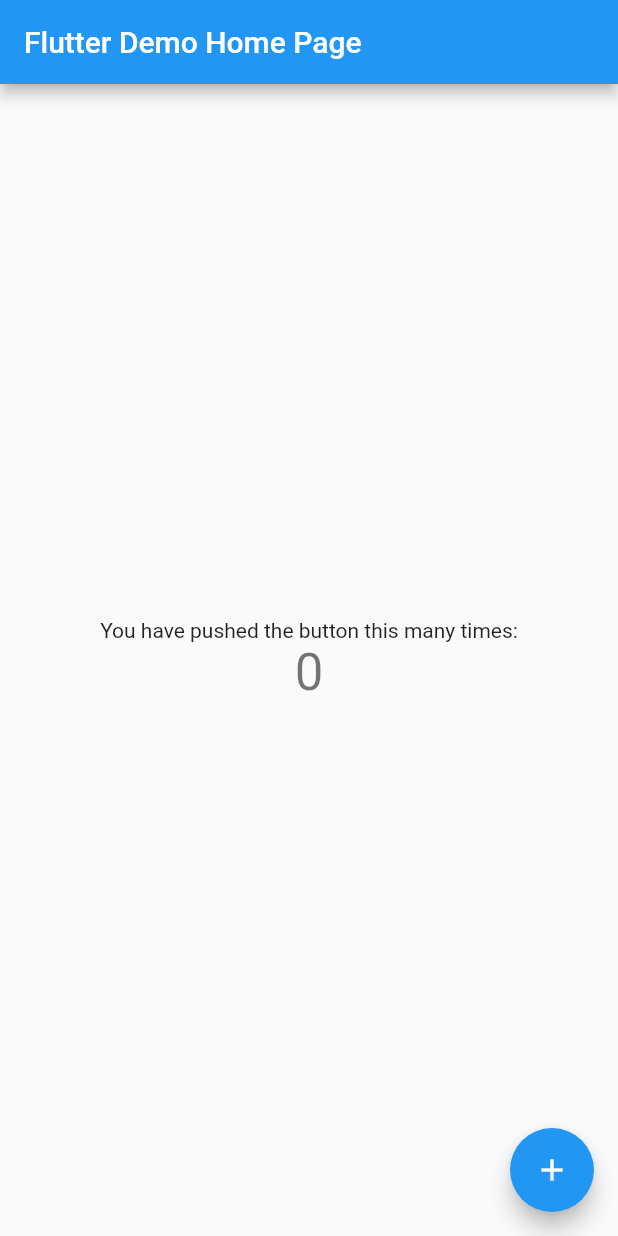
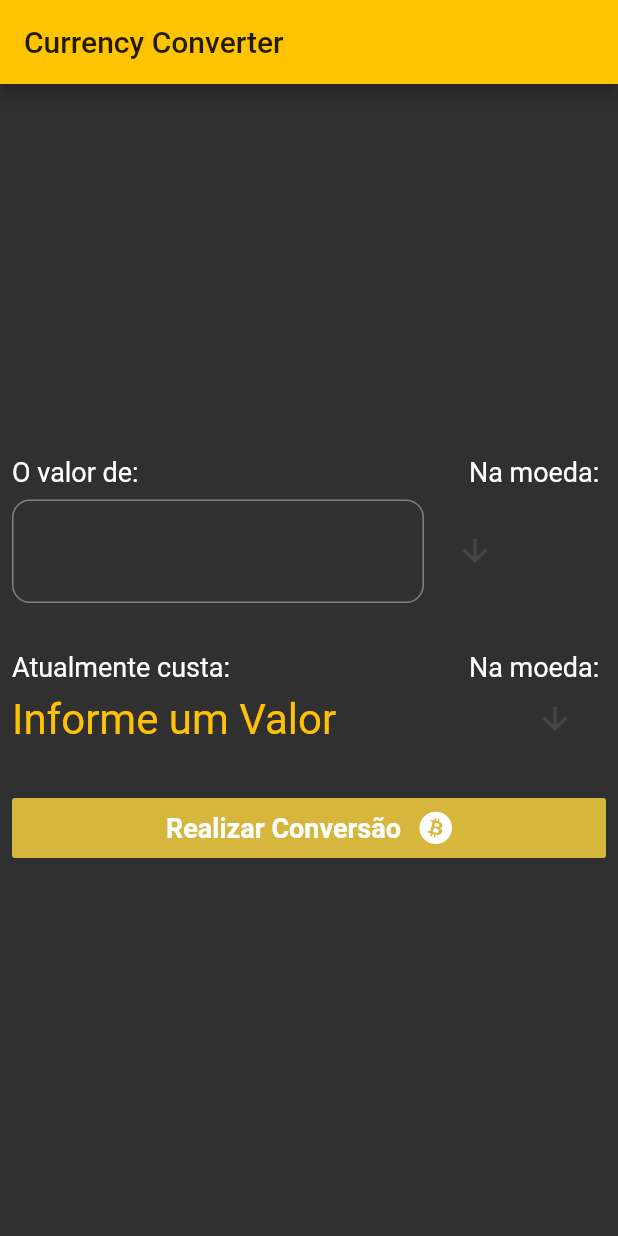
Before and after one commit to leohsmedeiros/CurrencyAppF, a Flutter app: the screen it shows after launch, on a phone screen of 412 x 824 dp. Run offline on Flutter 3.47's test engine with Material 2 defaults, Android fonts, the phone set to English and light mode, and no system bars; our stand-ins replace font_awesome_flutter; network calls fail; Roboto replaces fonts that are missing (Georgia, Hind).

Commit message:
CurrencyConverterScreen Fininished

```diff
--- a/lib/main.dart
+++ b/lib/main.dart
@@ -1,3 +1,4 @@
+import 'package:currency_app/screens/currency_converter_screen.dart';
 import 'package:flutter/material.dart';
 
 void main() {
@@ -5,113 +6,22 @@ void main() {
 }
 
 class MyApp extends StatelessWidget {
-  // This widget is the root of your application.
   @override
   Widget build(BuildContext context) {
-    return MaterialApp(
-      title: 'Flutter Demo',
+    return new MaterialApp(
+      title: "Meu Conversor",
+      debugShowCheckedModeBanner: false,
       theme: ThemeData(
-        // This is the theme of your application.
-        //
-        // Try running your application with "flutter run". You'll see the
-        // application has a blue toolbar. Then, without quitting the app, try
-        // changing the primarySwatch below to Colors.green and then invoke
-        // "hot reload" (press "r" in the console where you ran "flutter run",
-        // or simply save your changes to "hot reload" in a Flutter IDE).
-        // Notice that the counter didn't reset back to zero; the application
-        // is not restarted.
-        primarySwatch: Colors.blue,
-        // This makes the visual density adapt to the platform that you run
-        // the app on. For desktop platforms, the controls will be smaller and
-        // closer together (more dense) than on mobile platforms.
-        visualDensity: VisualDensity.adaptivePlatformDensity,
+        brightness: Brightness.dark,
+        primaryColor: Colors.amberAccent[400],
+        fontFamily: 'Georgia',
+        textTheme: TextTheme(
+          headline1: TextStyle(fontSize: 72.0, fontWeight: FontWeight.bold),
+          headline6: TextStyle(fontSize: 36.0, fontStyle: FontStyle.italic),
+          bodyText2: TextStyle(fontSize: 14.0, fontFamily: 'Hind'),
+        ),
       ),
-      home: MyHomePage(title: 'Flutter Demo Home Page'),
+      home: CurrencyConverter(),
     );
   }
 }
-
-class MyHomePage extends StatefulWidget {
-  MyHomePage({Key key, this.title}) : super(key: key);
-
-  // This widget is the home page of your application. It is stateful, meaning
-  // that it has a State object (defined below) that contains fields that affect
-  // how it looks.
-
-  // This class is the configuration for the state. It holds the values (in this
-  // case the title) provided by the parent (in this case the App widget) and
-  // used by the build method of the State. Fields in a Widget subclass are
-  // always marked "final".
-
-  final String title;
-
-  @override
-  _MyHomePageState createState() => _MyHomePageState();
-}
-
-class _MyHomePageState extends State<MyHomePage> {
-  int _counter = 0;
-
-  void _incrementCounter() {
-    setState(() {
-      // This call to setState tells the Flutter framework that something has
-      // changed in this State, which causes it to rerun the build method below
-      // so that the display can reflect the updated values. If we changed
-      // _counter without calling setState(), then the build method would not be
-      // called again, and so nothing would appear to happen.
-      _counter++;
-    });
-  }
-
-  @override
-  Widget build(BuildContext context) {
-    // This method is rerun every time setState is called, for instance as done
-    // by the _incrementCounter method above.
-    //
-    // The Flutter framework has been optimized to make rerunning build methods
-    // fast, so that you can just rebuild anything that needs updating rather
-    // than having to individually change instances of widgets.
-    return Scaffold(
-      appBar: AppBar(
-        // Here we take the value from the MyHomePage object that was created by
-        // the App.build method, and use it to set our appbar title.
-        title: Text(widget.title),
-      ),
-      body: Center(
-        // Center is a layout widget. It takes a single child and positions it
-        // in the middle of the parent.
-        child: Column(
-          // Column is also a layout widget. It takes a list of children and
-          // arranges them vertically. By default, it sizes itself to fit its
-          // children horizontally, and tries to be as tall as its parent.
-          //
-          // Invoke "debug painting" (press "p" in the console, choose the
-          // "Toggle Debug Paint" action from the Flutter Inspector in Android
-          // Studio, or the "Toggle Debug Paint" command in Visual Studio Code)
-          // to see the wireframe for each widget.
-          //
-          // Column has various properties to control how it sizes itself and
-          // how it positions its children. Here we use mainAxisAlignment to
-          // center the children vertically; the main axis here is the vertical
-          // axis because Columns are vertical (the cross axis would be
-          // horizontal).
-          mainAxisAlignment: MainAxisAlignment.center,
-          children: <Widget>[
-            Text(
-              'You have pushed the button this many times:',
-            ),
-            Text(
-              '$_counter',
-              style: Theme.of(context).textTheme.headline4,
-            ),
-          ],
-        ),
-      ),
-      floatingActionButton: FloatingActionButton(
-        onPressed: _incrementCounter,
-        tooltip: 'Increment',
-        child: Icon(Icons.add),
-      ), // This trailing comma makes auto-formatting nicer for build methods.
-    );
-  }
-}
--- /dev/null
+++ b/lib/screens/currency_converter_screen.dart
@@ -0,0 +1,173 @@
+import 'dart:async';
+import 'dart:convert';
+import 'package:currency_app/widgets/text_field_generic.dart';
+import 'package:flutter/material.dart';
+import 'package:font_awesome_flutter/font_awesome_flutter.dart';
+import 'package:http/http.dart' as http;
+
+class CurrencyConverter extends StatefulWidget {
+  @override
+  _CurrencyConverterState createState() => _CurrencyConverterState();
+}
+
+class _CurrencyConverterState extends State<CurrencyConverter> {
+  final fromTextController = TextEditingController();
+  String fromCurrency = "BRL";
+  String toCurrency = "USD";
+  String result;
+  List<String> currencies = [];
+
+  @override
+  void initState() {
+    super.initState();
+    _loadCurrencies();
+
+  }
+
+  @override
+  Widget build(BuildContext context) {
+    return Scaffold(
+      appBar: AppBar(
+        title: Text("Currency Converter"),
+      ),
+      body: currencies == null
+          ? Center(child: CircularProgressIndicator())
+          : Padding(
+              padding: const EdgeInsets.all(8.0),
+              child: Column(
+                mainAxisAlignment: MainAxisAlignment.center,
+                children: <Widget>[
+                  Row(
+                    children: [
+                      Text("O valor de: ", style: TextStyle(fontSize: 18.0, color: Colors.white)),
+                      Expanded(child: Container()),
+                      Text("Na moeda: ", style: TextStyle(fontSize: 18.0, color: Colors.white)),
+                    ],
+                  ),
+                  SizedBox(
+                    height: 8.0,
+                  ),
+                  Row(
+                    children: [
+                      TextFieldGeneric(
+                        fieldController: fromTextController,
+                      ),
+                      SizedBox(
+                        width: 22.0,
+                      ),
+                      _buildDropDownButton(fromCurrency),
+                    ],
+                  ),
+                  SizedBox(
+                    height: 32.0,
+                  ),
+                  Row(
+                    mainAxisAlignment: MainAxisAlignment.spaceBetween,
+                    children: [
+                      Text("Atualmente custa: ", style: TextStyle(fontSize: 18.0, color: Colors.white)),
+                      Text("Na moeda: ", style: TextStyle(fontSize: 18.0, color: Colors.white)),
+                    ],
+                  ),
+                  SizedBox(
+                    height: 8.0,
+                  ),
+                  Row(
+                    mainAxisAlignment: MainAxisAlignment.spaceBetween,
+                    children: [
+                      Text(result != null ? result : "Informe um Valor", style: TextStyle(fontSize: 28.0, color: Colors.amber)),
+                      Expanded(child: Container()),
+                      _buildDropDownButton(toCurrency),
+                      SizedBox(
+                        width: 22.0,
+                      ),
+                    ],
+                  ),
+                  SizedBox(
+                    height: 32.0,
+                  ),
+                  FlatButton(
+                    height: 40.0,
+                    color: Colors.amberAccent.withOpacity(0.8),
+                    child: Row(
+                      mainAxisAlignment: MainAxisAlignment.center,
+                      children: [
+                        Text(
+                          'Realizar Conversão',
+                          style: TextStyle(fontSize: 18.0, color: Colors.white, fontWeight: FontWeight.bold),
+                        ),
+                        SizedBox(
+                          width: 12.0,
+                        ),
+                        Icon(
+                          FontAwesomeIcons.bitcoin,
+                          size: 22.0,
+                          color: Colors.white,
+                        ),
+                      ],
+                    ),
+                    onPressed: _doConversion,
+                  ),
+                ],
+              ),
+            ),
+    );
+  }
+
+  Future<String> _loadCurrencies() async {
+    String uri = "https://api.exchangeratesapi.io/latest";
+    var response = await http
+        .get(Uri.encodeFull(uri), headers: {"Accept": "application/json"});
+    var responseBody = json.decode(response.body);
+    Map curMap = responseBody['rates'];
+    currencies = curMap.keys.toList();
+    setState(() {});
+    print(currencies);
+    return "Success";
+  }
+
+  Future<String> _doConversion() async {
+    String uri = "https://api.exchangeratesapi.io/latest?base=$fromCurrency&symbols=$toCurrency";
+    var response = await http
+        .get(Uri.encodeFull(uri), headers: {"Accept": "application/json"});
+    var responseBody = json.decode(response.body);
+    setState(() {
+      result = (double.parse(fromTextController.text) * (responseBody["rates"][toCurrency])).toString();
+    });
+    print(result);
+    return "Success";
+  }
+
+  Widget _buildDropDownButton(String currencyCategory) {
+    return DropdownButton(
+      value: currencyCategory,
+      underline: Container(),
+      icon: Icon(Icons.arrow_downward),
+      iconEnabledColor: Colors.white,
+      items: currencies
+          .map((String value) => DropdownMenuItem(
+                value: value,
+                child: Text(value),
+              ))
+          .toList(),
+      onChanged: (String value) {
+        if (currencyCategory == fromCurrency) {
+          _onFromChanged(value);
+        } else {
+          _onToChanged(value);
+        }
+      },
+    );
+  }
+
+  _onFromChanged(String value) {
+    setState(() {
+      fromCurrency = value;
+    });
+  }
+
+  _onToChanged(String value) {
+    setState(() {
+      toCurrency = value;
+    });
+  }
+}
--- /dev/null
+++ b/lib/widgets/text_field_generic.dart
@@ -0,0 +1,35 @@
+import 'package:flutter/material.dart';
+
+class TextFieldGeneric extends StatelessWidget {
+  final String prefix;
+  final String label;
+  final TextEditingController fieldController;
+  final Function callbackFunction;
+
+  const TextFieldGeneric({
+    Key key,
+    @required this.fieldController,
+    this.label,
+    this.prefix,
+    this.callbackFunction,
+  }) : super(key: key);
+
+  @override
+  Widget build(BuildContext context) {
+    return SizedBox(
+      width: MediaQuery.of(context).size.width /1.5,
+      child: TextField(
+        controller: fieldController,
+        decoration: InputDecoration(
+            labelText: label,
+            labelStyle: TextStyle(color: Colors.amber),
+            border: OutlineInputBorder(borderRadius: BorderRadius.circular(12.0), borderSide: BorderSide(color: Colors.amberAccent)),
+            focusedBorder: OutlineInputBorder(borderRadius: BorderRadius.circular(12.0), borderSide: BorderSide(color: Colors.amberAccent)),
+            prefixText: prefix),
+        style: TextStyle(color: Colors.amber, fontSize: 25.0),
+        onChanged: callbackFunction,
+        keyboardType: TextInputType.numberWithOptions(decimal: true),
+      ),
+    );
+  }
+}
```
Also changed, not shown: pubspec.yaml (+3 -24 lines), pubspec.lock, 1 other file.
